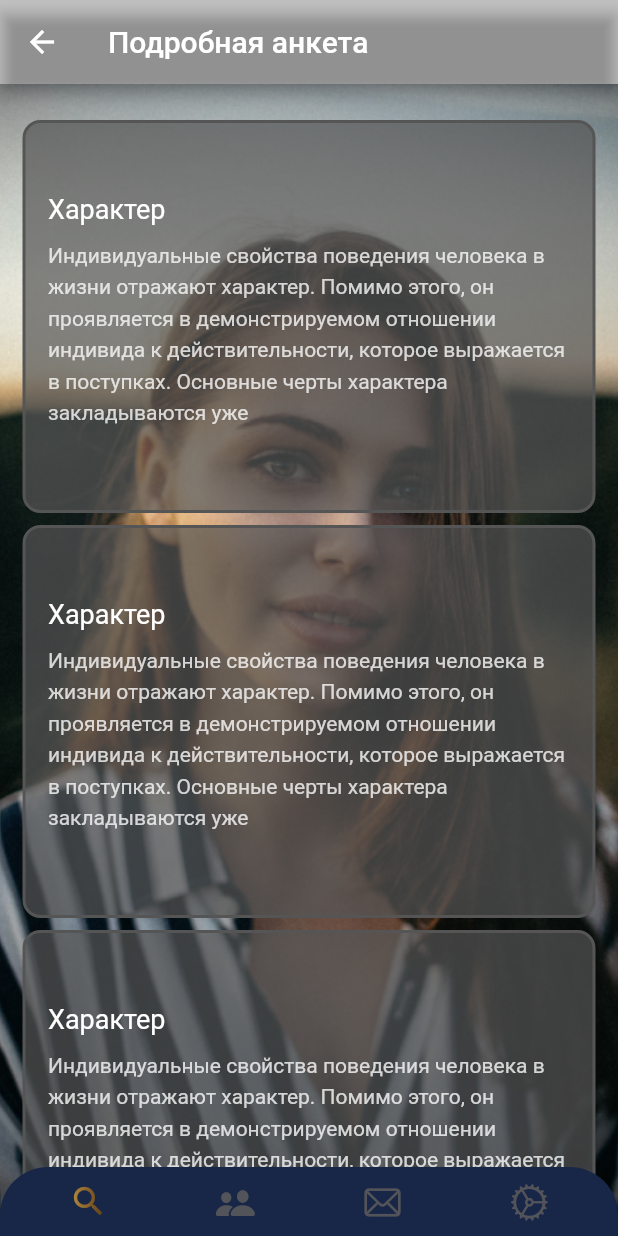
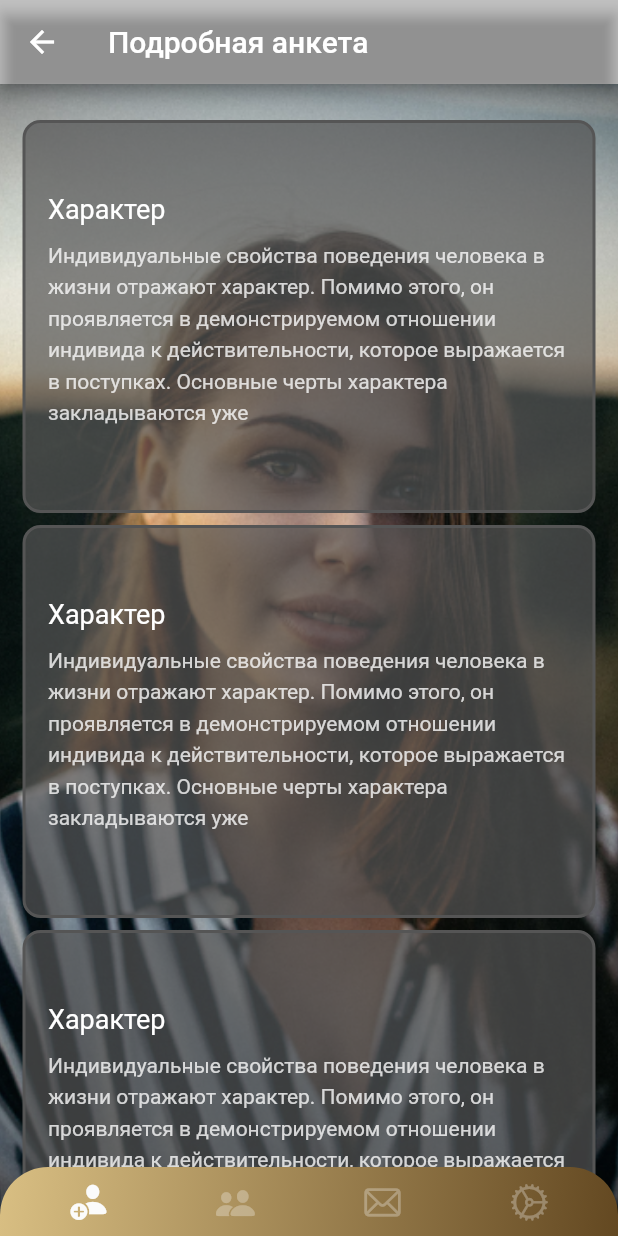
Before and after one commit to obiech/astra-admin, a Flutter app: the SearchDetailPage screen opened by its route, on a phone screen of 412 x 824 dp. Run offline on Flutter 3.47's test engine with Material 2 defaults, Android fonts, the phone set to English and light mode, and no system bars; our stand-ins replace auto_route, bloc, dartz, dio, equatable, flutter_bloc and 10 more; accounts and stored records are empty.

Commit message:
app theme changed

```diff
--- a/lib/presentation/astra/home_screen.dart
+++ b/lib/presentation/astra/home_screen.dart
@@ -25,7 +25,7 @@ class HomeScreen extends StatelessWidget {
           currentIndex: tabsRouter.activeIndex,
           items: [
             NavigationBarItem(
-              icon: Icons.search,
+              icon: CupertinoIcons.person_add_solid,
             ),
             NavigationBarItem(
               icon: CupertinoIcons.person_2_fill,
--- a/lib/presentation/astra/search/search_detail.dart
+++ b/lib/presentation/astra/search/search_detail.dart
@@ -7,8 +7,8 @@ class SearchDetailPage extends StatelessWidget {
   Widget build(BuildContext context) {
     return Scaffold(
       appBar: AppBar(
-        backgroundColor: Color.fromRGBO(0, 0, 0, 0.2),
-        title: Text(
+        backgroundColor:const Color.fromRGBO(0, 0, 0, 0.2),
+        title:const Text(
           'Подробная анкета',
           style: TextStyle(color: Colors.white),
         ),
@@ -16,7 +16,7 @@ class SearchDetailPage extends StatelessWidget {
           onPressed: () {
             Navigator.of(context).pop();
           },
-          icon: Icon(Icons.arrow_back, color: Colors.white),
+          icon:const Icon(Icons.arrow_back, color: Colors.white),
         ),
       ),
       body: Container(
--- a/lib/presentation/auth/code_screen.dart
+++ b/lib/presentation/auth/code_screen.dart
@@ -49,6 +49,7 @@ class CodeScreen extends StatelessWidget {
                   const TimerTextWidget()
                 ],
               ),
+
               isEnableButton: state.isEnableBtn,
               clickButton: () {
                 AutoRouter.of(context).replace(
--- a/lib/presentation/auth/splash_screen.dart
+++ b/lib/presentation/auth/splash_screen.dart
@@ -38,9 +38,9 @@ class SplashScreen extends StatelessWidget {
             Container(
               decoration: const BoxDecoration(
                 gradient: LinearGradient(
-                  colors: Gradients.blueGradient,
-                  begin: Alignment.bottomCenter,
-                  end: Alignment.topCenter,
+                  colors: Gradients.astroAdminPrimaryGradient,
+                  begin: Alignment.bottomRight,
+                  end: Alignment.topLeft,
                 ),
               ),
             ),
--- a/lib/presentation/auth/widgets/screen_content.dart
+++ b/lib/presentation/auth/widgets/screen_content.dart
@@ -1,4 +1,5 @@
 import 'package:astra_admin_app/presentation/core/widgets/buttons/astra_elevated_button.dart';
+import 'package:astra_admin_app/presentation/core/widgets/buttons/astra_gradient_button.dart';
 import 'package:astra_admin_app/presentation/core/widgets/scaffolds/astra_appbar.dart';
 import 'package:flutter/material.dart';
 
@@ -19,6 +20,8 @@ class ScreenContent extends StatelessWidget {
   /// A notification message to display.
   final Widget? notificationMessageContent;
 
+  final ButtonType type;
+
   final bool isEnableButton;
   const ScreenContent({
     Key? key,
@@ -27,6 +30,7 @@ class ScreenContent extends StatelessWidget {
     required this.clickButton,
     this.notificationMessageContent,
     this.onBackPresed,
+    this.type =ButtonType.waiting,
     this.isEnableButton = true,
   }) : super(key: key);
 
--- a/lib/presentation/core/theming/colors.dart
+++ b/lib/presentation/core/theming/colors.dart
@@ -29,4 +29,5 @@ class AstraColors {
   static const Color darkWhite = Color.fromRGBO(206, 206, 206, 1);
   static const Color darken = Color.fromRGBO(85, 85, 85, 0.2);
   static const Color disableBtn = Color.fromRGBO(233, 233, 233, 1);
+  static const Color astroAdminPrimaryColor = Color.fromRGBO(100, 72, 33, 1);
 }
--- a/lib/presentation/core/theming/gradients.dart
+++ b/lib/presentation/core/theming/gradients.dart
@@ -1,9 +1,9 @@
 import 'package:flutter/material.dart';
 
 class Gradients {
-  static const List<Color> goldenGradient = [
+  static const List<Color> astroAdminPrimaryGradient = [
+    Color.fromRGBO(99, 72, 33, 1),
     Color.fromRGBO(217, 191, 131, 1),
-    Color.fromRGBO(99, 71, 32, 1),
   ];
 
   static const List<Color> blueGradient = [
--- a/lib/presentation/core/theming/icons/svg_icon.dart
+++ b/lib/presentation/core/theming/icons/svg_icon.dart
@@ -9,7 +9,7 @@ class SvgIcon extends StatelessWidget {
   final double? height;
 
   static const String logo = 'assets/logo/logo.svg';
-  static const String logoWithText = 'assets/logo/logo_with_text.svg';
+  static const String logoWithText = 'assets/logo/logo_with_text_golden.svg';
   static const String profile = 'assets/icons/profile.svg';
 
   @override
--- a/lib/presentation/core/widgets/buttons/astra_elevated_button.dart
+++ b/lib/presentation/core/widgets/buttons/astra_elevated_button.dart
@@ -28,7 +28,7 @@ class AstraElevatedButton extends StatelessWidget {
             borderRadius: BorderRadius.circular(16),
           ),
           backgroundColor:
-              !isEnableButton ? AstraColors.disableBtn : AstraColors.blue,
+              !isEnableButton ? AstraColors.disableBtn : AstraColors.astroAdminPrimaryColor,
         ),
         onPressed: isEnableButton ? onClick : null,
         child: Padding(
--- a/lib/presentation/core/widgets/buttons/astra_gradient_button.dart
+++ b/lib/presentation/core/widgets/buttons/astra_gradient_button.dart
@@ -69,7 +69,7 @@ class AstraGradientButton extends StatelessWidget {
               : null,
           gradient: (type != ButtonType.waiting)
               ? const LinearGradient(
-                  colors: Gradients.blueGradient,
+                  colors: Gradients.astroAdminPrimaryGradient,
                   begin: Alignment.bottomCenter,
                   end: Alignment.topCenter,
                   tileMode: TileMode.decal,
--- a/lib/presentation/core/widgets/scaffolds/navigation_bar.dart
+++ b/lib/presentation/core/widgets/scaffolds/navigation_bar.dart
@@ -33,7 +33,8 @@ class NavigationBar extends StatelessWidget {
     return Container(
       padding: const EdgeInsets.all(10),
       decoration: const BoxDecoration(
-        color: AstraColors.blue,
+        gradient: LinearGradient(
+          colors: Gradients.astroAdminPrimaryGradient, begin: Alignment.bottomRight, end: Alignment.topLeft),
         borderRadius: BorderRadius.only(
           topLeft: Radius.circular(32),
           topRight: Radius.circular(32),
@@ -55,22 +56,15 @@ class NavigationBar extends StatelessWidget {
                   child: Row(
                     children: [
                       if (items.indexOf(item) == currentIndex)
-                        ShaderMask(
-                          shaderCallback: (Rect bounds) {
-                            return const LinearGradient(
-                                    colors: Gradients.goldenGradient)
-                                .createShader(bounds);
-                          },
-                          child: Icon(
-                            item.icon,
-                            color: AstraColors.golden,
-                            size: 26,
-                          ),
+                        Icon(
+                          item.icon,
+                          color: AstraColors.white,
+                          size: 26,
                         )
                       else
                         Icon(
                           item.icon,
-                          color: AstraColors.golden03,
+                          color: AstraColors.white03,
                           size: 26,
                         ),
                     ],
--- a/pubspec.yaml
+++ b/pubspec.yaml
@@ -18,7 +18,7 @@ dependencies:
     sdk: flutter
   flutter_bloc: ^8.0.0
   flutter_lints: ^1.0.0
-  flutter_svg: ^0.23.0+1
+  flutter_svg: ^0.22.0
   freezed_annotation: ^1.0.0
   get_it: ^7.2.0
   highlighter_coachmark: ^0.0.3
```
Also changed, not shown: lib/presentation/core/widgets/logo.dart (+4 -11 lines), assets/logo/logo_with_text_golden.svg (added), lib/presentation/core/routes/app_router.gr.dart, pubspec.lock.
